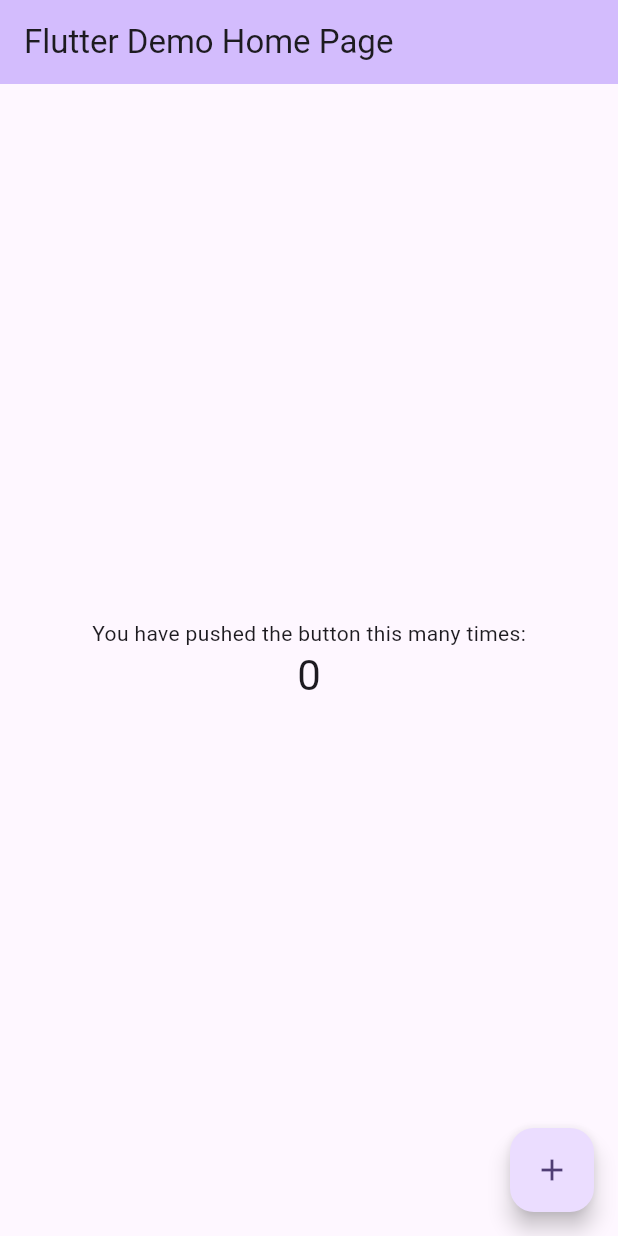
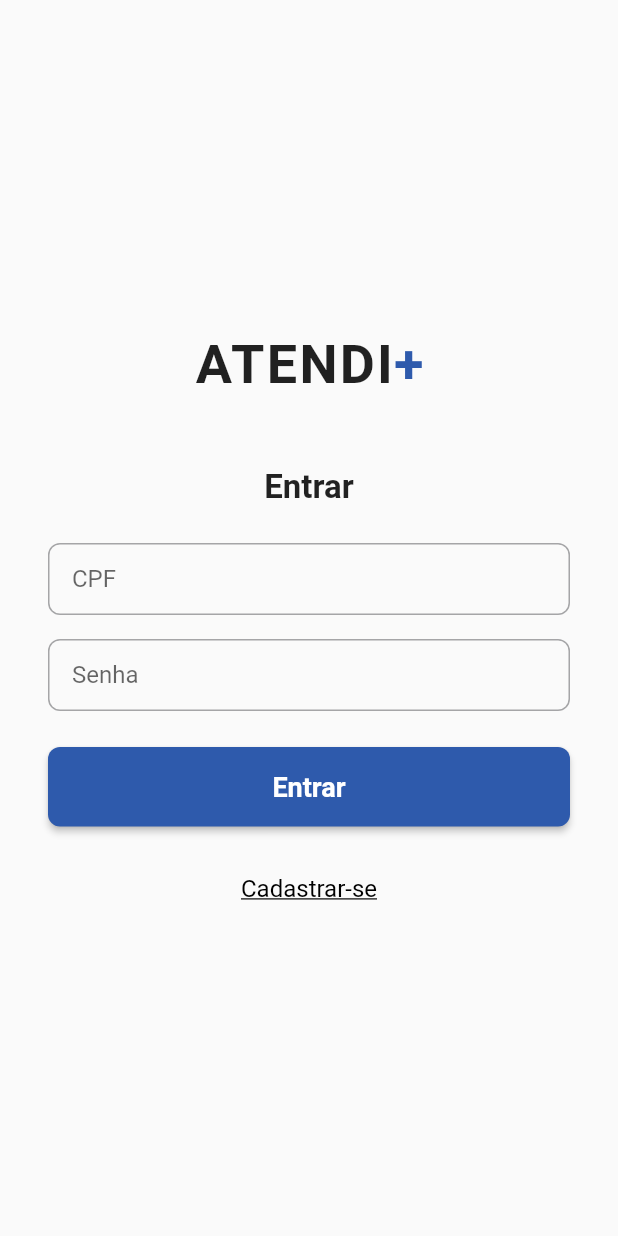
Before and after one commit to lcosta1209/app_desenv_mobile, a Flutter app: the screen it shows after launch, on a phone screen of 412 x 824 dp. Run offline on Flutter 3.47's test engine with Material 3 defaults, Android fonts, the phone set to English and light mode, and no system bars.

Commit message:
login && cadastro

```diff
--- /dev/null
+++ b/lib/login.dart
@@ -0,0 +1,175 @@
+import 'package:flutter/material.dart';
+import 'package:flutter/services.dart';
+import 'tela_cadastro.dart';
+
+class TelaLogin extends StatefulWidget {
+  const TelaLogin({super.key});
+
+  @override
+  State<TelaLogin> createState() => _TelaLoginState();
+}
+
+class _TelaLoginState extends State<TelaLogin> {
+  final TextEditingController _cpfController = TextEditingController();
+  final TextEditingController _senhaController = TextEditingController();
+
+  void _fazerLogin() {
+    String cpf = _cpfController.text.trim();
+    String senha = _senhaController.text.trim();
+
+    if (cpf.isEmpty || senha.isEmpty) {
+      ScaffoldMessenger.of(context).showSnackBar(
+        const SnackBar(
+          content: Text("Preencha todos os campos!"),
+          backgroundColor: Colors.red,
+        ),
+      );
+      return;
+    }
+
+    // conectar backend aqui
+    showDialog(
+      context: context,
+      builder: (BuildContext context) {
+        return AlertDialog(
+          title: const Text("Login"),
+          content: Text("CPF: $cpf\nSenha: $senha"),
+          actions: [
+            TextButton(
+              onPressed: () => Navigator.pop(context),
+              child: const Text("Fechar"),
+            ),
+          ],
+        );
+      },
+    );
+  }
+
+  @override
+  Widget build(BuildContext context) {
+    return Scaffold(
+      body: Center(
+        child: SingleChildScrollView(
+          padding: const EdgeInsets.symmetric(horizontal: 32, vertical: 40),
+          child: Column(
+            mainAxisAlignment: MainAxisAlignment.center,
+            children: [
+              // Logo ATENDI+
+              Row(
+                mainAxisAlignment: MainAxisAlignment.center,
+                children: const [
+                  Text(
+                    "ATENDI",
+                    style: TextStyle(
+                      fontSize: 36,
+                      fontWeight: FontWeight.bold,
+                      letterSpacing: 1.5,
+                    ),
+                  ),
+                  Text(
+                    "+",
+                    style: TextStyle(
+                      fontSize: 36,
+                      fontWeight: FontWeight.bold,
+                      color: Color(0xFF2E5AAC),
+                    ),
+                  ),
+                ],
+              ),
+
+              const SizedBox(height: 48),
+
+              const Text(
+                "Entrar",
+                style: TextStyle(fontSize: 22, fontWeight: FontWeight.bold),
+              ),
+
+              const SizedBox(height: 24),
+
+              // CPF
+              TextField(
+                controller: _cpfController,
+                keyboardType: TextInputType.number,
+                inputFormatters: [
+                  FilteringTextInputFormatter.digitsOnly,
+                  LengthLimitingTextInputFormatter(11),
+                ],
+                decoration: InputDecoration(
+                  labelText: "CPF",
+                  border: OutlineInputBorder(
+                    borderRadius: BorderRadius.circular(8),
+                  ),
+                  contentPadding: const EdgeInsets.symmetric(horizontal: 16, vertical: 14),
+                ),
+              ),
+
+              const SizedBox(height: 16),
+
+              // Senha
+              TextField(
+                controller: _senhaController,
+                obscureText: true,
+                decoration: InputDecoration(
+                  labelText: "Senha",
+                  border: OutlineInputBorder(
+                    borderRadius: BorderRadius.circular(8),
+                  ),
+                  contentPadding: const EdgeInsets.symmetric(horizontal: 16, vertical: 14),
+                ),
+              ),
+
+              const SizedBox(height: 24),
+
+              // Botão Entrar
+              SizedBox(
+                width: double.infinity,
+                child: ElevatedButton(
+                  onPressed: _fazerLogin,
+                  style: ElevatedButton.styleFrom(
+                    backgroundColor: const Color(0xFF2E5AAC),
+                    foregroundColor: Colors.white,
+                    padding: const EdgeInsets.symmetric(vertical: 16),
+                    shape: RoundedRectangleBorder(
+                      borderRadius: BorderRadius.circular(8),
+                    ),
+                  ),
+                  child: const Text(
+                    "Entrar",
+                    style: TextStyle(fontSize: 18, fontWeight: FontWeight.bold),
+                  ),
+                ),
+              ),
+
+              const SizedBox(height: 32),
+
+              // Link Cadastrar-se
+              GestureDetector(
+                onTap: () {
+                  Navigator.push(
+                    context,
+                    MaterialPageRoute(builder: (context) => const TelaCadastro()),
+                  );
+                },
+                child: const Text(
+                  "Cadastrar-se",
+                  style: TextStyle(
+                    fontSize: 16,
+                    decoration: TextDecoration.underline,
+                    color: Colors.black,
+                  ),
+                ),
+              ),
+            ],
+          ),
+        ),
+      ),
+    );
+  }
+
+  @override
+  void dispose() {
+    _cpfController.dispose();
+    _senhaController.dispose();
+    super.dispose();
+  }
+}
--- a/lib/main.dart
+++ b/lib/main.dart
@@ -1,122 +1,29 @@
 import 'package:flutter/material.dart';
+import 'login.dart';
+import 'tela_cadastro.dart';
 
 void main() {
-  runApp(const MyApp());
+  runApp(const MeuApp());
 }
 
-class MyApp extends StatelessWidget {
-  const MyApp({super.key});
+class MeuApp extends StatelessWidget {
+  const MeuApp({super.key});
 
-  // This widget is the root of your application.
   @override
   Widget build(BuildContext context) {
     return MaterialApp(
-      title: 'Flutter Demo',
+      title: "ATENDI+",
       theme: ThemeData(
-        // This is the theme of your application.
-        //
-        // TRY THIS: Try running your application with "flutter run". You'll see
-        // the application has a purple toolbar. Then, without quitting the app,
-        // try changing the seedColor in the colorScheme below to Colors.green
-        // and then invoke "hot reload" (save your changes or press the "hot
-        // reload" button in a Flutter-supported IDE, or press "r" if you used
-        // the command line to start the app).
-        //
-        // Notice that the counter didn't reset back to zero; the application
-        // state is not lost during the reload. To reset the state, use hot
-        // restart instead.
-        //
-        // This works for code too, not just values: Most code changes can be
-        // tested with just a hot reload.
-        colorScheme: ColorScheme.fromSeed(seedColor: Colors.deepPurple),
+        useMaterial3: false,
+        colorScheme: ColorScheme.fromSeed(seedColor: Colors.blueAccent),
       ),
-      home: const MyHomePage(title: 'Flutter Demo Home Page'),
+      initialRoute: '/',
+
+      routes: {
+        '/': (context) => const TelaLogin(),
+        '/cadastro': (context) => const TelaCadastro(),
+      },
+      debugShowCheckedModeBanner: false,
     );
   }
 }
-
-class MyHomePage extends StatefulWidget {
-  const MyHomePage({super.key, required this.title});
-
-  // This widget is the home page of your application. It is stateful, meaning
-  // that it has a State object (defined below) that contains fields that affect
-  // how it looks.
-
-  // This class is the configuration for the state. It holds the values (in this
-  // case the title) provided by the parent (in this case the App widget) and
-  // used by the build method of the State. Fields in a Widget subclass are
-  // always marked "final".
-
-  final String title;
-
-  @override
-  State<MyHomePage> createState() => _MyHomePageState();
-}
-
-class _MyHomePageState extends State<MyHomePage> {
-  int _counter = 0;
-
-  void _incrementCounter() {
-    setState(() {
-      // This call to setState tells the Flutter framework that something has
-      // changed in this State, which causes it to rerun the build method below
-      // so that the display can reflect the updated values. If we changed
-      // _counter without calling setState(), then the build method would not be
-      // called again, and so nothing would appear to happen.
-      _counter++;
-    });
-  }
-
-  @override
-  Widget build(BuildContext context) {
-    // This method is rerun every time setState is called, for instance as done
-    // by the _incrementCounter method above.
-    //
-    // The Flutter framework has been optimized to make rerunning build methods
-    // fast, so that you can just rebuild anything that needs updating rather
-    // than having to individually change instances of widgets.
-    return Scaffold(
-      appBar: AppBar(
-        // TRY THIS: Try changing the color here to a specific color (to
-        // Colors.amber, perhaps?) and trigger a hot reload to see the AppBar
-        // change color while the other colors stay the same.
-        backgroundColor: Theme.of(context).colorScheme.inversePrimary,
-        // Here we take the value from the MyHomePage object that was created by
-        // the App.build method, and use it to set our appbar title.
-        title: Text(widget.title),
-      ),
-      body: Center(
-        // Center is a layout widget. It takes a single child and positions it
-        // in the middle of the parent.
-        child: Column(
-          // Column is also a layout widget. It takes a list of children and
-          // arranges them vertically. By default, it sizes itself to fit its
-          // children horizontally, and tries to be as tall as its parent.
-          //
-          // Column has various properties to control how it sizes itself and
-          // how it positions its children. Here we use mainAxisAlignment to
-          // center the children vertically; the main axis here is the vertical
-          // axis because Columns are vertical (the cross axis would be
-          // horizontal).
-          //
-          // TRY THIS: Invoke "debug painting" (choose the "Toggle Debug Paint"
-          // action in the IDE, or press "p" in the console), to see the
-          // wireframe for each widget.
-          mainAxisAlignment: MainAxisAlignment.center,
-          children: <Widget>[
-            const Text('You have pushed the button this many times:'),
-            Text(
-              '$_counter',
-              style: Theme.of(context).textTheme.headlineMedium,
-            ),
-          ],
-        ),
-      ),
-      floatingActionButton: FloatingActionButton(
-        onPressed: _incrementCounter,
-        tooltip: 'Increment',
-        child: const Icon(Icons.add),
-      ), // This trailing comma makes auto-formatting nicer for build methods.
-    );
-  }
-}
```
Also changed, not shown: lib/tela_cadastro.dart (added, +155 -0 lines).
